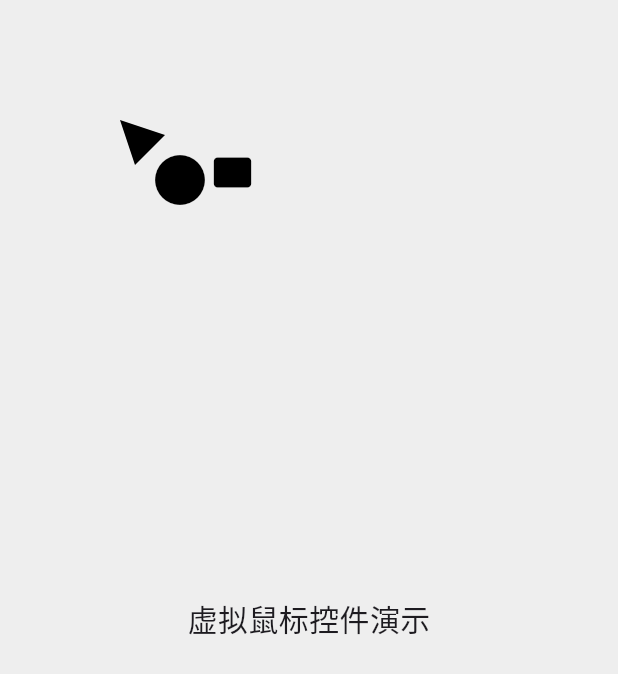
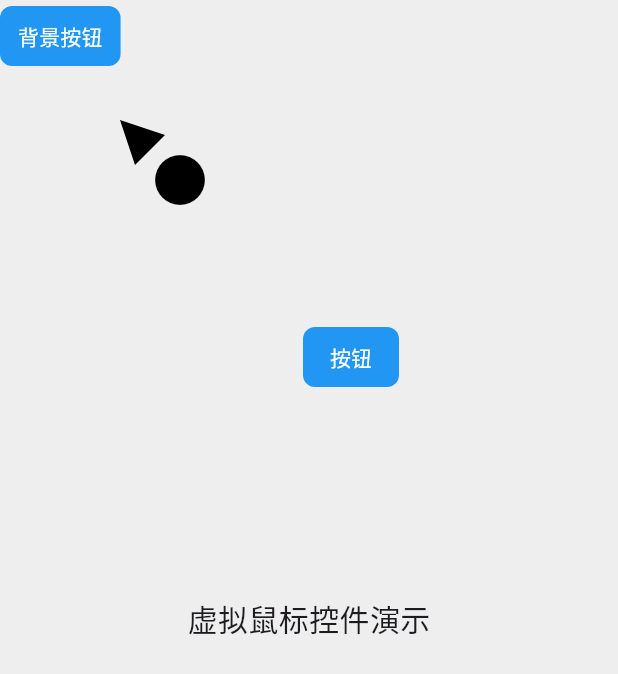
Before and after one commit to zhuhaichao518/virtual_cursor, a Flutter app: the screen it shows after launch, on a phone screen of 412 x 824 dp. Shown: the top 674 px of the screen. Run offline on Flutter 3.47's test engine with Material 3 defaults, Android fonts, the phone set to English and light mode, and no system bars.

Commit message:
可以点到按钮

```diff
--- a/lib/main.dart
+++ b/lib/main.dart
@@ -73,6 +73,9 @@ class _VirtualMouseState extends State<VirtualMouse> {
     return Positioned(
       left: position.dx,
       top: position.dy,
+      child: Container(
+        width: 200,
+        height: 200,
         child: Stack(
           clipBehavior: Clip.none,
           children: [
@@ -90,18 +93,29 @@ class _VirtualMouseState extends State<VirtualMouse> {
               },
               child: Icon(Icons.circle, size: 40, color: Colors.black),
             ),
-          Positioned(
-            left: -lbuttonOffset.dx,
-            top: lbuttonOffset.dy,
-            child: GestureDetector(
-              onPanUpdate: (details) {
-                moveTo(position + details.delta);
+            Align(
+              alignment: Alignment(0.5,
+                  0.5 //lbuttonOffset.dx / MediaQuery.of(context).size.width * 2 + 100,
+                  //lbuttonOffset.dy / MediaQuery.of(context).size.height * 2 + 100,
+                  ),
+              child: TextButton(
+                onPressed: () {
+                  print('按钮被点击！');
                 },
-              child:
-                  Icon(Icons.rectangle_rounded, size: 30, color: Colors.black),
+                style: TextButton.styleFrom(
+                  backgroundColor: Colors.blue,
+                  shape: RoundedRectangleBorder(
+                    borderRadius: BorderRadius.circular(8),
+                  ),
+                ),
+                child: Text(
+                  '按钮',
+                  style: TextStyle(color: Colors.white),
+                ),
               ),
             ),
           ],
+        ),
       ),
     );
   }
@@ -177,6 +191,21 @@ class _VirtualMouseDemoState extends State<VirtualMouseDemo> {
               ),
             ),
           ),
+          TextButton(
+            onPressed: () {
+              print('背景按钮');
+            },
+            style: TextButton.styleFrom(
+              backgroundColor: Colors.blue,
+              shape: RoundedRectangleBorder(
+                borderRadius: BorderRadius.circular(8),
+              ),
+            ),
+            child: Text(
+              '背景按钮',
+              style: TextStyle(color: Colors.white),
+            ),
+          ),
           // 虚拟鼠标控件
           VirtualMouse(
             initialPosition: mousePosition,
```
Lines whose indentation alone changed are shown as unchanged.
